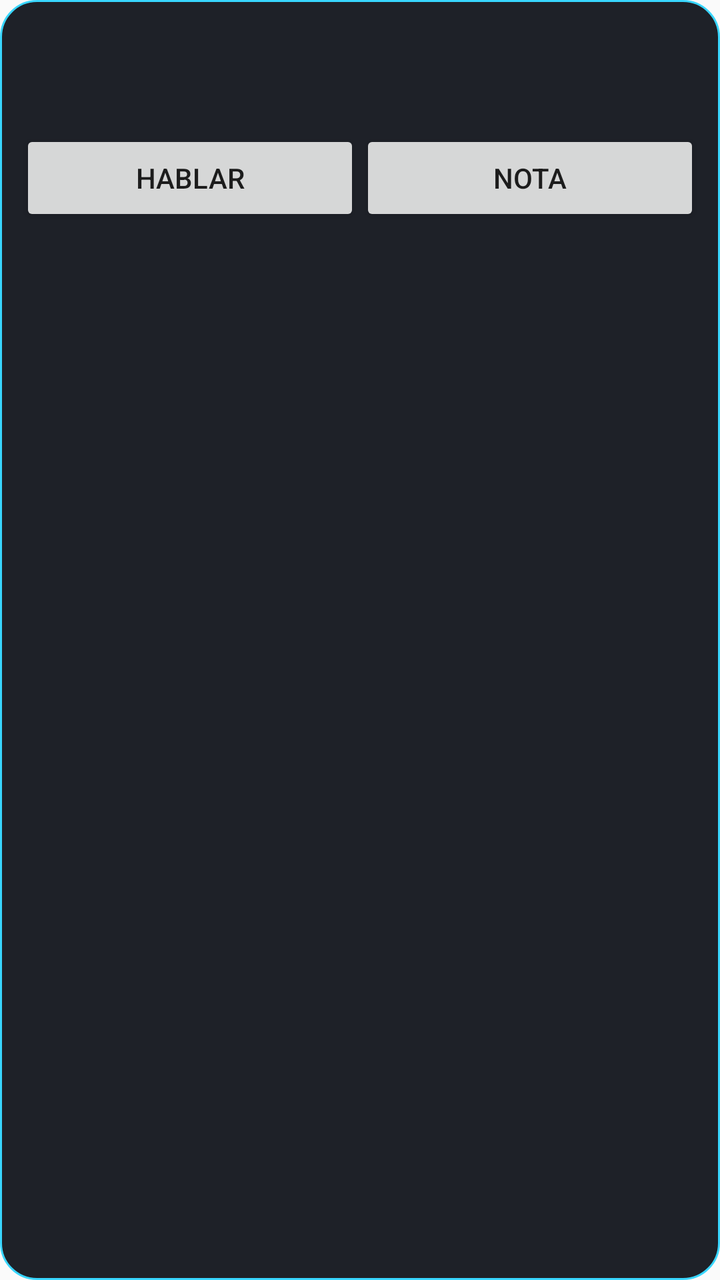
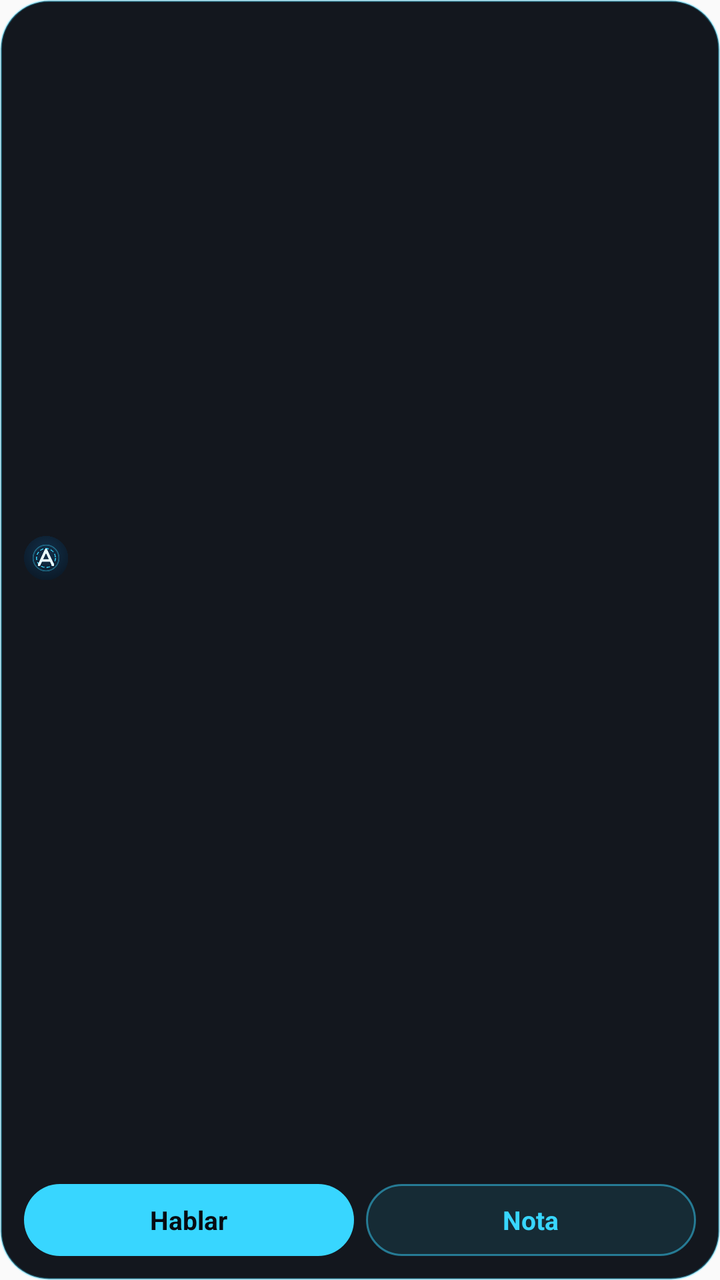

The first picture is an Android layout as it rendered before a commit; the second is the same layout after the commit. The layout source and the unified diff follow.
<!-- AndroidManifest.xml: application theme AppTheme -->
<!-- res/layout/aria_widget.xml -->
<?xml version="1.0" encoding="utf-8"?>
<LinearLayout xmlns:android="http://schemas.android.com/apk/res/android"
    android:layout_width="match_parent"
    android:layout_height="match_parent"
    android:orientation="vertical"
    android:padding="10dp"
    android:background="@drawable/widget_background">
    <TextView
        android:id="@+id/widget_tiempo"
        android:layout_width="match_parent"
        android:layout_height="wrap_content"
        android:textColor="#38d6ff"
        android:textSize="14sp"
        android:maxLines="1" />
    <TextView
        android:id="@+id/widget_proximo"
        android:layout_width="match_parent"
        android:layout_height="wrap_content"
        android:textColor="#ffffff"
        android:textSize="13sp"
        android:maxLines="1" />
    <TextView
        android:id="@+id/widget_avisos"
        android:layout_width="match_parent"
        android:layout_height="wrap_content"
        android:textColor="#38d6ff"
        android:textSize="12sp"
        android:maxLines="1"
        android:layout_marginBottom="2dp" />
    <LinearLayout
        android:layout_width="match_parent"
        android:layout_height="wrap_content"
        android:orientation="horizontal">
        <Button
            android:id="@+id/widget_hablar"
            android:layout_width="0dp"
            android:layout_height="wrap_content"
            android:layout_weight="1"
            android:text="@string/widget_hablar" />
        <Button
            android:id="@+id/widget_nota"
            android:layout_width="0dp"
            android:layout_height="wrap_content"
            android:layout_weight="1"
            android:text="@string/widget_nota" />
    </LinearLayout>
    <View
        android:id="@+id/widget_resumen"
        android:layout_width="match_parent"
        android:layout_height="0dp"
        android:layout_weight="1" />
</LinearLayout>
<!-- resources referenced by this layout -->
<resources>
  <!-- drawable widget_background (drawable) -->
  <shape xmlns:android="http://schemas.android.com/apk/res/android">
      <solid android:color="#E6070B12" />
      <corners android:radius="18dp" />
      <stroke android:width="1dp" android:color="#38D6FF" />
  </shape>
  <string name="widget_hablar">Hablar</string>
  <string name="widget_nota">Nota</string>
  <style name="AppTheme" parent="Theme.AppCompat.Light.DarkActionBar">
          
          <item name="colorPrimary">@color/colorPrimary</item>
          <item name="colorPrimaryDark">@color/colorPrimaryDark</item>
          <item name="colorAccent">@color/colorAccent</item>
      </style>
  <color name="colorPrimary">#38D6FF</color>
  <color name="colorPrimaryDark">#070B12</color>
  <color name="colorAccent">#38D6FF</color>
</resources>

<!-- the commit's change to res/layout/aria_widget.xml (unified diff, before → after) -->
@@ -1,52 +1,85 @@
 <?xml version="1.0" encoding="utf-8"?>
 <LinearLayout xmlns:android="http://schemas.android.com/apk/res/android"
+    android:id="@+id/widget_raiz"
     android:layout_width="match_parent"
     android:layout_height="match_parent"
     android:orientation="vertical"
-    android:padding="10dp"
+    android:padding="12dp"
     android:background="@drawable/widget_background">
-    <TextView
-        android:id="@+id/widget_tiempo"
+    <LinearLayout
+        android:id="@+id/widget_resumen"
         android:layout_width="match_parent"
-        android:layout_height="wrap_content"
-        android:textColor="#38d6ff"
-        android:textSize="14sp"
-        android:maxLines="1" />
-    <TextView
-        android:id="@+id/widget_proximo"
-        android:layout_width="match_parent"
-        android:layout_height="wrap_content"
-        android:textColor="#ffffff"
-        android:textSize="13sp"
-        android:maxLines="1" />
-    <TextView
-        android:id="@+id/widget_avisos"
-        android:layout_width="match_parent"
-        android:layout_height="wrap_content"
-        android:textColor="#38d6ff"
-        android:textSize="12sp"
-        android:maxLines="1"
-        android:layout_marginBottom="2dp" />
+        android:layout_height="0dp"
+        android:layout_weight="1"
+        android:orientation="vertical"
+        android:gravity="center_vertical">
+        <LinearLayout
+            android:layout_width="match_parent"
+            android:layout_height="wrap_content"
+            android:orientation="horizontal"
+            android:gravity="center_vertical">
+            <ImageView
+                android:layout_width="22dp"
+                android:layout_height="22dp"
+                android:layout_marginEnd="8dp"
+                android:src="@drawable/widget_logo"
+                android:contentDescription="@null" />
+            <TextView
+                android:id="@+id/widget_tiempo"
+                android:layout_width="0dp"
+                android:layout_height="wrap_content"
+                android:layout_weight="1"
+                android:textColor="#38d6ff"
+                android:textSize="14sp"
+                android:textStyle="bold"
+                android:ellipsize="end"
+                android:maxLines="1" />
+        </LinearLayout>
+        <TextView
+            android:id="@+id/widget_proximo"
+            android:layout_width="match_parent"
+            android:layout_height="wrap_content"
+            android:layout_marginTop="4dp"
+            android:textColor="#e8fbff"
+            android:textSize="13sp"
+            android:ellipsize="end"
+            android:maxLines="1" />
+        <TextView
+            android:id="@+id/widget_avisos"
+            android:layout_width="match_parent"
+            android:layout_height="wrap_content"
+            android:textColor="#9fb3c8"
+            android:textSize="12sp"
+            android:ellipsize="end"
+            android:maxLines="1" />
+    </LinearLayout>
     <LinearLayout
         android:layout_width="match_parent"
         android:layout_height="wrap_content"
+        android:layout_marginTop="8dp"
         android:orientation="horizontal">
-        <Button
+        <TextView
             android:id="@+id/widget_hablar"
             android:layout_width="0dp"
-            android:layout_height="wrap_content"
+            android:layout_height="36dp"
             android:layout_weight="1"
+            android:layout_marginEnd="6dp"
+            android:gravity="center"
+            android:background="@drawable/widget_boton"
+            android:textColor="#070b12"
+            android:textSize="13sp"
+            android:textStyle="bold"
             android:text="@string/widget_hablar" />
-        <Button
+        <TextView
             android:id="@+id/widget_nota"
             android:layout_width="0dp"
-            android:layout_height="wrap_content"
+            android:layout_height="36dp"
             android:layout_weight="1"
+            android:gravity="center"
+            android:background="@drawable/widget_boton_secundario"
+            android:textColor="#38d6ff"
+            android:textSize="13sp"
+            android:textStyle="bold"
             android:text="@string/widget_nota" />
     </LinearLayout>
-    <View
-        android:id="@+id/widget_resumen"
-        android:layout_width="match_parent"
-        android:layout_height="0dp"
-        android:layout_weight="1" />
 </LinearLayout>
<!-- resource entries referenced after the edit -->
@@ -2,10 +2,22 @@
 <resources>
   <!-- drawable widget_background (drawable) -->
   <shape xmlns:android="http://schemas.android.com/apk/res/android">
-      <solid android:color="#E6070B12" />
+      <solid android:color="#F2070B12" />
+      <corners android:radius="24dp" />
+      <stroke android:width="1dp" android:color="#5938D6FF" />
+  </shape>
+  <!-- drawable widget_boton (drawable) -->
+  <shape xmlns:android="http://schemas.android.com/apk/res/android">
+      <solid android:color="#38D6FF" />
       <corners android:radius="18dp" />
-      <stroke android:width="1dp" android:color="#38D6FF" />
   </shape>
+  <!-- drawable widget_boton_secundario (drawable) -->
+  <shape xmlns:android="http://schemas.android.com/apk/res/android">
+      <solid android:color="#1A38D6FF" />
+      <corners android:radius="18dp" />
+      <stroke android:width="1dp" android:color="#8038D6FF" />
+  </shape>
+  <!-- drawable widget_logo: png bitmap (drawable-nodpi, 26244 bytes) -->
   <string name="widget_hablar">Hablar</string>
   <string name="widget_nota">Nota</string>
   <style name="AppTheme" parent="Theme.AppCompat.Light.DarkActionBar">
